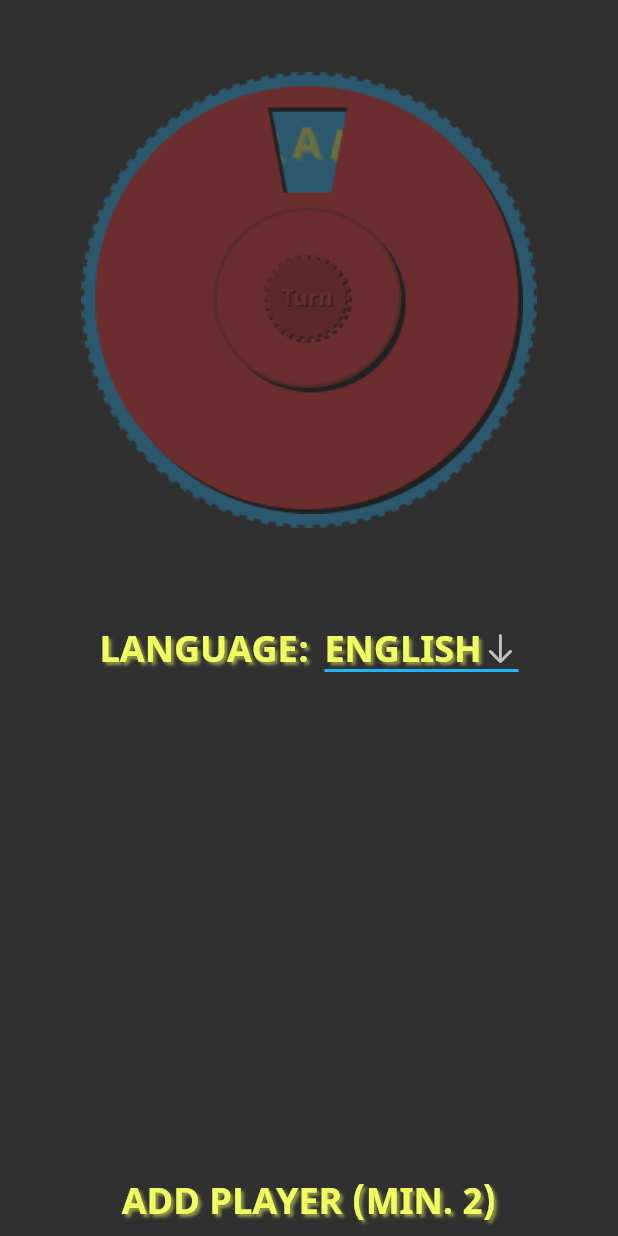
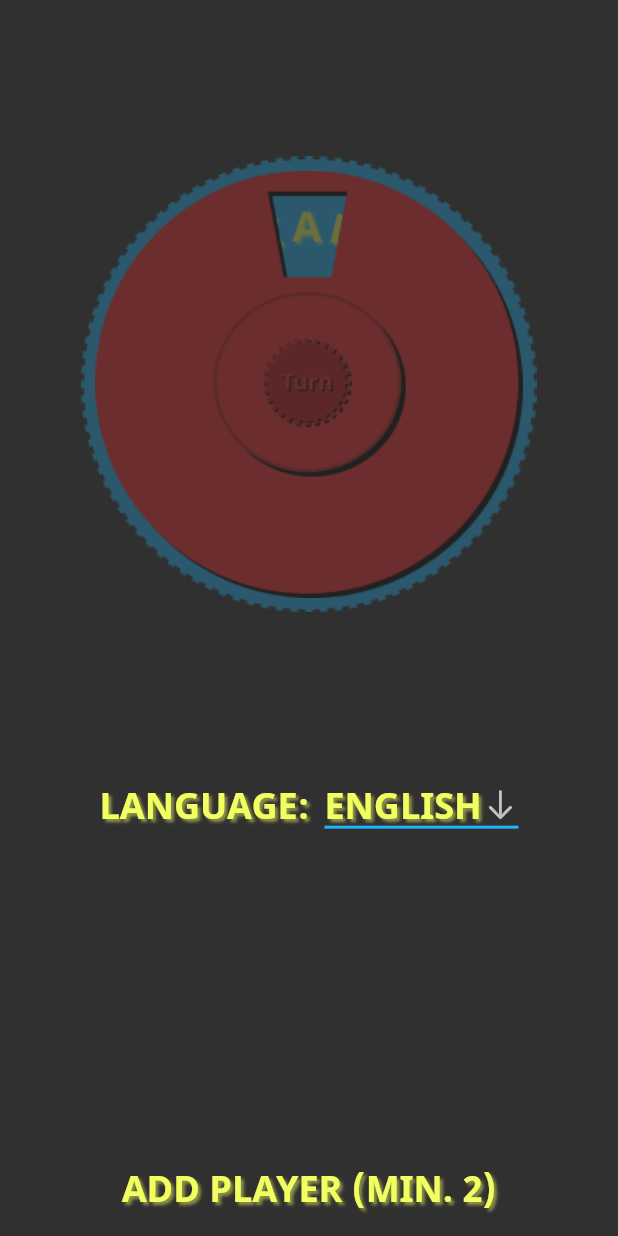
Before and after one commit to joecks/flashidea, a Flutter app: the screen it shows after launch, on a phone screen of 412 x 824 dp. Run offline on Flutter 3.47's test engine with Material 2 defaults, Android fonts, the phone set to English and light mode, and no system bars; our stand-ins replace equatable, flutter_bloc; missing offline and left inert: i18n.

Commit message:
Adjust sizing to smaller screens

```diff
--- a/lib/screens/game/game_screen.dart
+++ b/lib/screens/game/game_screen.dart
@@ -20,9 +20,12 @@ class _GameScreenState extends State<GameScreen> {
   Widget build(BuildContext context) {
     return Scaffold(
         body: SafeArea(
+      child: Padding(
+        padding: const EdgeInsets.only(bottom: 8, top: 8),
         child: BlocBuilder<GameManager, GameState>(
           builder: (context, state) => _createGame(context, state),
           bloc: widget.manager,
+        ),
       ),
     ));
   }
@@ -31,7 +34,7 @@ class _GameScreenState extends State<GameScreen> {
     if (state is BeforeGameState) {
       return Column(
         children: [
-          _buildWheel(state.canStart),
+          Expanded(flex: 10, child: _buildWheel(state.canStart)),
           _buildSelectLanguage(state.cardLanguages, state.selectedLanguage),
           Expanded(
             flex: 4,
@@ -43,15 +46,11 @@ class _GameScreenState extends State<GameScreen> {
               ),
             ),
           ),
-          addPlayerButton(context),
+          _addNewPlayer(context),
         ],
       );
     } else if (state is RunningGameState) {
-      final endGameButton = Expanded(
-        flex: 2,
-        child: Container(
-          alignment: Alignment.bottomCenter,
-          child: TextButton(
+      final endGameButton = TextButton(
           onPressed: () {
             widget.manager.endGame();
           },
@@ -61,9 +60,7 @@ class _GameScreenState extends State<GameScreen> {
               R.strings.buttonStopGame.toUpperCase(),
               style: R.styles.player(context),
             ),
-              )),
-        ),
-      );
+          ));
 
       final opacity = state.card.isEmpty ? 0.1 : 1.0;
       final users = Expanded(
@@ -86,7 +83,7 @@ class _GameScreenState extends State<GameScreen> {
       return Column(
         mainAxisSize: MainAxisSize.min,
         children: [
-          _buildCard(state),
+          Expanded(flex: 6, child: _buildCard(state)),
           Expanded(flex: 10, child: _buildWheel(true)),
           Opacity(
             opacity: opacity,
@@ -142,16 +139,6 @@ class _GameScreenState extends State<GameScreen> {
     } else {
       throw "$state not supported";
     }
-  }
-
-  Widget addPlayerButton(BuildContext context) {
-    return Expanded(
-      flex: 1,
-      child: Container(
-        alignment: Alignment.bottomCenter,
-        child: _addNewPlayer(context),
-      ),
-    );
   }
 
   Widget _buildResult(int position, String player, int cardsWon) {
@@ -293,8 +280,8 @@ class _GameScreenState extends State<GameScreen> {
             : R.strings.descriptionSkipCard,
         style: R.styles.gameCardDescription(context),
       ),
-      minHeight: 150,
-      minWidth: 300,
+      minHeight: 100,
+      minWidth: 200,
       background: R.colors.cardBackground,
       disabled: state.roundOver || state.card.isEmpty,
     );
@@ -320,12 +307,13 @@ class _GameScreenState extends State<GameScreen> {
     var content = description == null
         ? child
         : Column(
-            mainAxisSize: MainAxisSize.min,
+            mainAxisSize: MainAxisSize.max,
+            mainAxisAlignment: MainAxisAlignment.end,
             crossAxisAlignment: CrossAxisAlignment.end,
             children: [
               Expanded(
                 child: child,
-                flex: 0,
+                flex: 10,
               ),
               description
             ],
--- a/lib/screens/game/wheel_widget.dart
+++ b/lib/screens/game/wheel_widget.dart
@@ -60,18 +60,16 @@ class _WheelWidgetState extends State<WheelWidget>
         _controller?.stop();
         _rotationChange = 0;
       },
-      child: Stack(
-        alignment: Alignment.center,
-        children: [
-          Transform.rotate(
-              angle: _rotation,
-              child: Container(
-                height: radius * 2,
-                width: radius * 2,
-                child: letters,
-              )),
-          wheel,
-        ],
+      child: SizedBox(
+        width: 2.0 * radius,
+        height: 2.0 * radius,
+        child: Stack(
+          alignment: Alignment.center,
+          children: [
+            Transform.rotate(angle: _rotation, child: letters),
+            Padding(child: wheel, padding: const EdgeInsets.all(6)),
+          ],
+        ),
       ),
     );
   }
```
Lines whose indentation alone changed are shown as unchanged.
